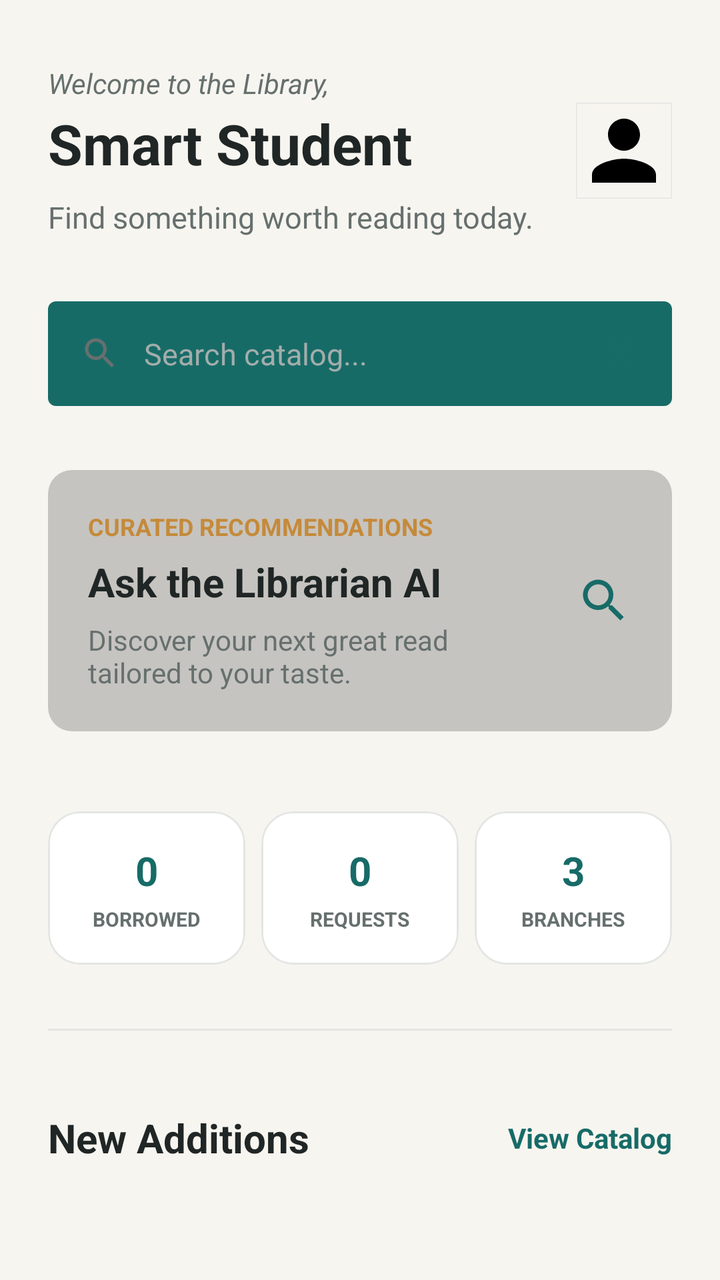
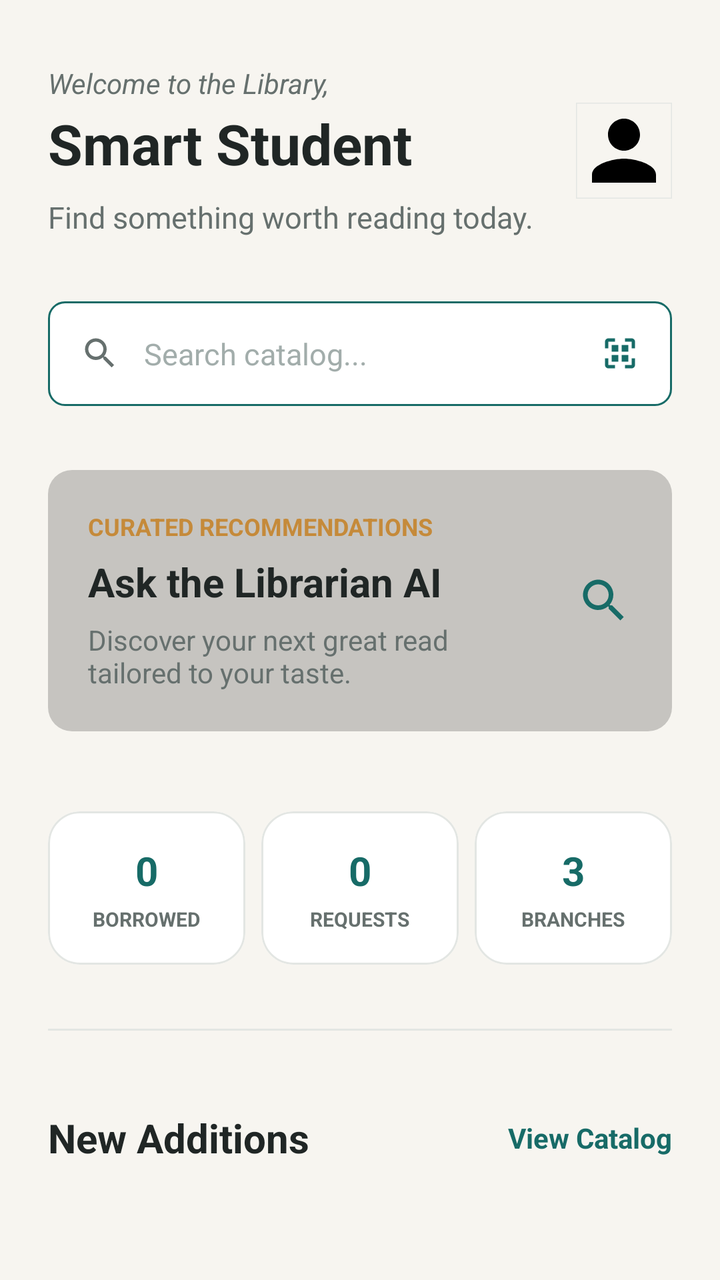

Compare the two renders of this Android layout. The source of the first and the diff that turns it into the second are given below.
<!-- AndroidManifest.xml: application theme Theme.SmartLibrary -->
<!-- res/layout/fragment_home.xml -->
<?xml version="1.0" encoding="utf-8"?>
<androidx.core.widget.NestedScrollView xmlns:android="http://schemas.android.com/apk/res/android"
    xmlns:app="http://schemas.android.com/apk/res-auto"
    android:layout_width="match_parent"
    android:layout_height="match_parent"
    android:background="@color/background"
    android:clipToPadding="false"
    android:fillViewport="true">

    <LinearLayout
        android:layout_width="match_parent"
        android:layout_height="wrap_content"
        android:orientation="vertical"
        android:paddingTop="32dp"
        android:paddingBottom="90dp">

        
        <RelativeLayout
            android:layout_width="match_parent"
            android:layout_height="wrap_content"
            android:paddingHorizontal="24dp">

            <LinearLayout
                android:layout_width="wrap_content"
                android:layout_height="wrap_content"
                android:layout_centerVertical="true"
                android:layout_toStartOf="@id/imgHomeProfile"
                android:layout_alignParentStart="true"
                android:orientation="vertical">

                <TextView
                    android:id="@+id/tvGreeting"
                    android:layout_width="wrap_content"
                    android:layout_height="wrap_content"
                    android:text="Welcome to the Library,"
                    android:textColor="@color/text_secondary"
                    android:textSize="14sp"
                    android:textStyle="italic" />

                <TextView
                    android:id="@+id/tvHomeUserName"
                    android:layout_width="wrap_content"
                    android:layout_height="wrap_content"
                    android:layout_marginTop="2dp"
                    android:text="Smart Student"
                    android:textColor="@color/text_primary"
                    android:textSize="28sp"
                    android:textStyle="bold" />
                    
                <TextView
                    android:layout_width="wrap_content"
                    android:layout_height="wrap_content"
                    android:layout_marginTop="8dp"
                    android:text="Find something worth reading today."
                    android:textColor="@color/text_secondary"
                    android:textSize="15sp" />
            </LinearLayout>

            <com.google.android.material.imageview.ShapeableImageView
                android:id="@+id/imgHomeProfile"
                android:layout_width="48dp"
                android:layout_height="48dp"
                android:layout_alignParentEnd="true"
                android:layout_centerVertical="true"
                android:contentDescription="Profile Photo"
                android:scaleType="centerCrop"
                android:src="@drawable/ic_profile"
                app:cornerSize="50%"
                app:strokeColor="@color/divider"
                app:strokeWidth="1dp" />
        </RelativeLayout>

        
        <LinearLayout
            android:id="@+id/cardHomeSearch"
            android:layout_width="match_parent"
            android:layout_height="wrap_content"
            android:layout_marginHorizontal="24dp"
            android:layout_marginTop="32dp"
            android:background="@drawable/bg_category_chip"
            android:gravity="center_vertical"
            android:orientation="horizontal"
            android:padding="16dp">

            <ImageView
                android:layout_width="20dp"
                android:layout_height="20dp"
                android:contentDescription="Search"
                android:src="@drawable/ic_search"
                app:tint="@color/text_secondary" />

            <TextView
                android:id="@+id/tvHomeSearchPlaceholder"
                android:layout_width="0dp"
                android:layout_height="wrap_content"
                android:layout_marginStart="12dp"
                android:layout_weight="1"
                android:text="Search catalog..."
                android:textColor="@color/text_muted"
                android:textSize="15sp" />

            <ImageView
                android:id="@+id/btnHomeScanQr"
                android:layout_width="20dp"
                android:layout_height="20dp"
                android:layout_marginStart="8dp"
                android:background="?attr/selectableItemBackgroundBorderless"
                android:contentDescription="Scan QR"
                android:src="@drawable/ic_qr_scan"
                app:tint="@color/primary" />
        </LinearLayout>

        
        <LinearLayout
            android:id="@+id/cardAiAssistant"
            android:layout_width="match_parent"
            android:layout_height="wrap_content"
            android:layout_marginHorizontal="24dp"
            android:layout_marginTop="32dp"
            android:background="@drawable/bg_rating_chip"
            android:orientation="horizontal"
            android:padding="20dp"
            android:gravity="center_vertical">

            <LinearLayout
                android:layout_width="0dp"
                android:layout_height="wrap_content"
                android:layout_weight="1"
                android:orientation="vertical">
                
                <TextView
                    android:layout_width="wrap_content"
                    android:layout_height="wrap_content"
                    android:text="Curated Recommendations"
                    android:textColor="@color/accent"
                    android:textSize="12sp"
                    android:textStyle="bold"
                    android:textAllCaps="true"/>

                <TextView
                    android:layout_width="wrap_content"
                    android:layout_height="wrap_content"
                    android:layout_marginTop="6dp"
                    android:text="Ask the Librarian AI"
                    android:textColor="@color/text_primary"
                    android:textSize="20sp"
                    android:textStyle="bold" />

                <TextView
                    android:layout_width="match_parent"
                    android:layout_height="wrap_content"
                    android:layout_marginTop="6dp"
                    android:text="Discover your next great read tailored to your taste."
                    android:textColor="@color/text_secondary"
                    android:textSize="14sp" />
            </LinearLayout>

            <ImageView
                android:layout_width="28dp"
                android:layout_height="28dp"
                android:layout_marginStart="16dp"
                android:src="@drawable/ic_search"
                app:tint="@color/primary" />
        </LinearLayout>

        
        <LinearLayout
            android:id="@+id/layoutContinueReading"
            android:layout_width="match_parent"
            android:layout_height="wrap_content"
            android:orientation="vertical"
            android:paddingHorizontal="24dp"
            android:layout_marginTop="40dp"
            android:visibility="gone">
            
            <TextView
                android:layout_width="wrap_content"
                android:layout_height="wrap_content"
                android:text="Currently Reading"
                android:textColor="@color/text_primary"
                android:textSize="20sp"
                android:textStyle="bold" />
                
            <LinearLayout
                android:id="@+id/cardContinueReading"
                android:layout_width="match_parent"
                android:layout_height="wrap_content"
                android:layout_marginTop="16dp"
                android:orientation="horizontal">
                
                <com.google.android.material.card.MaterialCardView
                    android:layout_width="80dp"
                    android:layout_height="110dp"
                    app:cardCornerRadius="2dp"
                    app:cardElevation="2dp">
                    <ImageView
                        android:id="@+id/imgContinueCover"
                        android:layout_width="match_parent"
                        android:layout_height="match_parent"
                        android:scaleType="centerCrop"
                        android:src="@drawable/ic_book" />
                </com.google.android.material.card.MaterialCardView>
                
                <LinearLayout
                    android:layout_width="0dp"
                    android:layout_height="wrap_content"
                    android:layout_weight="1"
                    android:layout_marginStart="20dp"
                    android:layout_gravity="center_vertical"
                    android:orientation="vertical">
                    
                    <TextView
                        android:id="@+id/tvContinueTitle"
                        android:layout_width="wrap_content"
                        android:layout_height="wrap_content"
                        android:text="Book Title"
                        android:textColor="@color/text_primary"
                        android:textSize="18sp"
                        android:textStyle="bold"
                        android:maxLines="2"
                        android:ellipsize="end"/>
                        
                    <TextView
                        android:id="@+id/tvContinueAuthor"
                        android:layout_width="wrap_content"
                        android:layout_height="wrap_content"
                        android:text="Author"
                        android:textColor="@color/text_secondary"
                        android:textSize="14sp"
                        android:layout_marginTop="6dp" />
                        
                    <TextView
                        android:id="@+id/tvContinueStatus"
                        android:layout_width="wrap_content"
                        android:layout_height="wrap_content"
                        android:text="Borrowed"
                        android:textColor="@color/accent"
                        android:textSize="13sp"
                        android:textStyle="bold"
                        android:layout_marginTop="16dp" />
                </LinearLayout>
            </LinearLayout>
        </LinearLayout>

        
        <LinearLayout
            android:id="@+id/layoutDashboardOverview"
            android:layout_width="match_parent"
            android:layout_height="wrap_content"
            android:orientation="horizontal"
            android:paddingHorizontal="24dp"
            android:layout_marginTop="40dp">

            <com.google.android.material.card.MaterialCardView
                android:id="@+id/cardIssuedBooks"
                android:layout_width="0dp"
                android:layout_height="wrap_content"
                android:layout_weight="1"
                android:clickable="true"
                android:focusable="true"
                android:foreground="?attr/selectableItemBackground"
                app:cardElevation="0dp"
                app:cardBackgroundColor="@color/surface"
                app:strokeWidth="1dp"
                app:strokeColor="@color/card_stroke">
                <LinearLayout
                    android:layout_width="match_parent"
                    android:layout_height="wrap_content"
                    android:orientation="vertical"
                    android:padding="16dp"
                    android:gravity="center">
                    <TextView
                        android:id="@+id/tvStatIssuedCount"
                        android:layout_width="wrap_content"
                        android:layout_height="wrap_content"
                        android:text="0"
                        android:textColor="@color/primary"
                        android:textSize="20sp"
                        android:textStyle="bold" />
                    <TextView
                        android:layout_width="wrap_content"
                        android:layout_height="wrap_content"
                        android:layout_marginTop="4dp"
                        android:text="Borrowed"
                        android:textColor="@color/text_secondary"
                        android:textSize="10sp"
                        android:textStyle="bold"
                        android:textAllCaps="true" />
                </LinearLayout>
            </com.google.android.material.card.MaterialCardView>

            <View
                android:layout_width="8dp"
                android:layout_height="match_parent"
                android:background="@android:color/transparent"/>

            <com.google.android.material.card.MaterialCardView
                android:id="@+id/cardPendingRequests"
                android:layout_width="0dp"
                android:layout_height="wrap_content"
                android:layout_weight="1"
                android:clickable="true"
                android:focusable="true"
                android:foreground="?attr/selectableItemBackground"
                app:cardElevation="0dp"
                app:cardBackgroundColor="@color/surface"
                app:strokeWidth="1dp"
                app:strokeColor="@color/card_stroke">
                <LinearLayout
                    android:layout_width="match_parent"
                    android:layout_height="wrap_content"
                    android:orientation="vertical"
                    android:padding="16dp"
                    android:gravity="center">
                    <TextView
                        android:id="@+id/tvStatPendingCount"
                        android:layout_width="wrap_content"
                        android:layout_height="wrap_content"
                        android:text="0"
                        android:textColor="@color/primary"
                        android:textSize="20sp"
                        android:textStyle="bold" />
                    <TextView
                        android:layout_width="wrap_content"
                        android:layout_height="wrap_content"
                        android:layout_marginTop="4dp"
                        android:text="Requests"
                        android:textColor="@color/text_secondary"
                        android:textSize="10sp"
                        android:textStyle="bold"
                        android:textAllCaps="true" />
                </LinearLayout>
            </com.google.android.material.card.MaterialCardView>
            
            <View
                android:layout_width="8dp"
                android:layout_height="match_parent"
                android:background="@android:color/transparent"/>

            <com.google.android.material.card.MaterialCardView
                android:id="@+id/cardLibraryLocations"
                android:layout_width="0dp"
                android:layout_height="wrap_content"
                android:layout_weight="1"
                android:clickable="true"
                android:focusable="true"
                android:foreground="?attr/selectableItemBackground"
                app:cardElevation="0dp"
                app:cardBackgroundColor="@color/surface"
                app:strokeWidth="1dp"
                app:strokeColor="@color/card_stroke">
                <LinearLayout
                    android:layout_width="match_parent"
                    android:layout_height="wrap_content"
                    android:orientation="vertical"
                    android:padding="16dp"
                    android:gravity="center">
                    <TextView
                        android:id="@+id/tvStatLocationsCount"
                        android:layout_width="wrap_content"
                        android:layout_height="wrap_content"
                        android:text="3"
                        android:textColor="@color/primary"
                        android:textSize="20sp"
                        android:textStyle="bold" />
                    <TextView
                        android:layout_width="wrap_content"
                        android:layout_height="wrap_content"
                        android:layout_marginTop="4dp"
                        android:text="Branches"
                        android:textColor="@color/text_secondary"
                        android:textSize="10sp"
                        android:textStyle="bold"
                        android:textAllCaps="true" />
                </LinearLayout>
            </com.google.android.material.card.MaterialCardView>
            
            
            <View android:id="@+id/cardAvailableBooks" android:layout_width="0dp" android:layout_height="0dp"/>
            <TextView android:id="@+id/tvStatAvailableCount" android:layout_width="0dp" android:layout_height="0dp" android:visibility="gone"/>

        </LinearLayout>

        
        <View
            android:layout_width="match_parent"
            android:layout_height="1dp"
            android:background="@color/divider"
            android:layout_marginHorizontal="24dp"
            android:layout_marginTop="32dp" />

        
        <RelativeLayout
            android:layout_width="match_parent"
            android:layout_height="wrap_content"
            android:layout_marginTop="40dp"
            android:paddingHorizontal="24dp">

            <TextView
                android:layout_width="wrap_content"
                android:layout_height="wrap_content"
                android:layout_alignParentStart="true"
                android:layout_centerVertical="true"
                android:text="New Additions"
                android:textColor="@color/text_primary"
                android:textSize="20sp"
                android:textStyle="bold" />

            <TextView
                android:id="@+id/tvViewAllBooks"
                android:layout_width="wrap_content"
                android:layout_height="wrap_content"
                android:layout_alignParentEnd="true"
                android:layout_centerVertical="true"
                android:paddingVertical="4dp"
                android:text="View Catalog"
                android:textColor="@color/primary"
                android:textSize="14sp"
                android:textStyle="bold" />
        </RelativeLayout>

        <androidx.recyclerview.widget.RecyclerView
            android:id="@+id/rvRecentBooks"
            android:layout_width="match_parent"
            android:layout_height="wrap_content"
            android:layout_marginTop="20dp"
            android:clipToPadding="false"
            android:paddingHorizontal="24dp"
            android:orientation="horizontal"
            app:layoutManager="androidx.recyclerview.widget.LinearLayoutManager" />

        
        <TextView
            android:layout_width="wrap_content"
            android:layout_height="wrap_content"
            android:layout_marginTop="40dp"
            android:layout_marginHorizontal="24dp"
            android:text="Browse by Subject"
            android:textColor="@color/text_primary"
            android:textSize="20sp"
            android:textStyle="bold" />

        <androidx.recyclerview.widget.RecyclerView
            android:id="@+id/rvHomeCategories"
            android:layout_width="match_parent"
            android:layout_height="wrap_content"
            android:layout_marginTop="20dp"
            android:clipToPadding="false"
            android:paddingHorizontal="24dp"
            android:orientation="horizontal"
            app:layoutManager="androidx.recyclerview.widget.LinearLayoutManager" />

    </LinearLayout>
</androidx.core.widget.NestedScrollView>
<!-- resources referenced by this layout -->
<resources>
  <color name="accent">#C58A3A</color>
  <color name="background">#F7F5F0</color>
  <color name="card_stroke">#E3E6E3</color>
  <color name="divider">#E3E6E3</color>
  <color name="primary">#176B67</color>
  <color name="surface">#FFFFFF</color>
  <color name="text_muted">#A2ADAB</color>
  <color name="text_primary">#202625</color>
  <color name="text_secondary">#66706E</color>
  <!-- drawable bg_category_chip (drawable) -->
  <?xml version="1.0" encoding="utf-8"?>
  <shape xmlns:android="http://schemas.android.com/apk/res/android" android:shape="rectangle">
      <solid android:color="@color/primary" />
      <corners android:radius="4dp" />
  </shape>
  <!-- drawable bg_rating_chip (drawable) -->
  <?xml version="1.0" encoding="utf-8"?>
  <shape xmlns:android="http://schemas.android.com/apk/res/android" android:shape="rectangle">
      <solid android:color="#33000000" />
      <corners android:radius="12dp" />
  </shape>
  <!-- drawable ic_book (drawable) -->
  <vector xmlns:android="http://schemas.android.com/apk/res/android"
      android:width="24dp"
      android:height="24dp"
      android:viewportWidth="24"
      android:viewportHeight="24">
    <path
        android:fillColor="#FF000000"
        android:pathData="M18,2H6C4.9,2 4,2.9 4,4v16c0,1.1 0.9,2 2,2h12c1.1,0 2,-0.9 2,-2V4C20,2.9 19.1,2 18,2zM6,4h5v8l-2.5,-1.5L6,12V4z"/>
  </vector>
  <!-- drawable ic_profile (drawable) -->
  <vector xmlns:android="http://schemas.android.com/apk/res/android"
      android:width="24dp"
      android:height="24dp"
      android:viewportWidth="24"
      android:viewportHeight="24">
    <path
        android:fillColor="#FF000000"
        android:pathData="M12,12c2.21,0 4,-1.79 4,-4s-1.79,-4 -4,-4 -4,1.79 -4,4 1.79,4 4,4zm0,2c-2.67,0 -8,1.34 -8,4v2h16v-2c0,-2.66 -5.33,-4 -8,-4z"/>
  </vector>
  <style name="Theme.SmartLibrary" parent="Base.Theme.SmartLibrary" />
  <color name="primary_dark">#125854</color>
  <color name="white">#FFFFFF</color>
  <color name="accent_dark">#A47230</color>
  <style name="ShapeAppearance.SmartLibrary.SmallComponent" parent="ShapeAppearance.MaterialComponents.SmallComponent">
          <item name="cornerFamily">rounded</item>
          <item name="cornerSize">8dp</item>
      </style>
  <style name="ShapeAppearance.SmartLibrary.MediumComponent" parent="ShapeAppearance.MaterialComponents.MediumComponent">
          <item name="cornerFamily">rounded</item>
          <item name="cornerSize">16dp</item>
      </style>
  <style name="ShapeAppearance.SmartLibrary.LargeComponent" parent="ShapeAppearance.MaterialComponents.LargeComponent">
          <item name="cornerFamily">rounded</item>
          <item name="cornerSize">24dp</item>
      </style>
  <style name="Widget.SmartLibrary.CardView" parent="Widget.MaterialComponents.CardView">
          <item name="shapeAppearanceOverlay">@style/ShapeAppearance.SmartLibrary.MediumComponent</item>
          <item name="cardElevation">0dp</item>
          <item name="strokeWidth">1dp</item>
          <item name="strokeColor">@color/card_stroke</item>
          <item name="cardBackgroundColor">@color/surface</item>
      </style>
  <style name="Widget.SmartLibrary.Button" parent="Widget.MaterialComponents.Button">
          <item name="shapeAppearanceOverlay">@style/ShapeAppearance.SmartLibrary.SmallComponent</item>
          <item name="android:textAllCaps">false</item>
          <item name="android:letterSpacing">0.01</item>
          <item name="android:textSize">16sp</item>
      </style>
  <style name="Widget.SmartLibrary.BottomNavigationView" parent="Widget.MaterialComponents.BottomNavigationView">
          <item name="backgroundTint">@color/surface</item>
          <item name="itemIconTint">@color/bottom_nav_item_color</item>
          <item name="itemTextColor">@color/bottom_nav_item_color</item>
          <item name="elevation">8dp</item>
      </style>
  <!-- unchanged entries left out for length: 3 -->
</resources>

<!-- the commit's change to res/layout/fragment_home.xml (unified diff, before → after) -->
@@ -77,7 +77,7 @@
             android:layout_height="wrap_content"
             android:layout_marginHorizontal="24dp"
             android:layout_marginTop="32dp"
-            android:background="@drawable/bg_category_chip"
+            android:background="@drawable/bg_search_bar"
             android:gravity="center_vertical"
             android:orientation="horizontal"
             android:padding="16dp">
<!-- resource entries referenced after the edit -->
@@ -9,17 +9,18 @@
   <color name="text_muted">#A2ADAB</color>
   <color name="text_primary">#202625</color>
   <color name="text_secondary">#66706E</color>
-  <!-- drawable bg_category_chip (drawable) -->
-  <?xml version="1.0" encoding="utf-8"?>
-  <shape xmlns:android="http://schemas.android.com/apk/res/android" android:shape="rectangle">
-      <solid android:color="@color/primary" />
-      <corners android:radius="4dp" />
-  </shape>
   <!-- drawable bg_rating_chip (drawable) -->
   <?xml version="1.0" encoding="utf-8"?>
   <shape xmlns:android="http://schemas.android.com/apk/res/android" android:shape="rectangle">
       <solid android:color="#33000000" />
       <corners android:radius="12dp" />
+  </shape>
+  <!-- drawable bg_search_bar (drawable) -->
+  <?xml version="1.0" encoding="utf-8"?>
+  <shape xmlns:android="http://schemas.android.com/apk/res/android" android:shape="rectangle">
+      <solid android:color="@color/surface" />
+      <stroke android:width="1dp" android:color="@color/primary" />
+      <corners android:radius="8dp" />
   </shape>
   <!-- drawable ic_book (drawable) -->
   <vector xmlns:android="http://schemas.android.com/apk/res/android"
